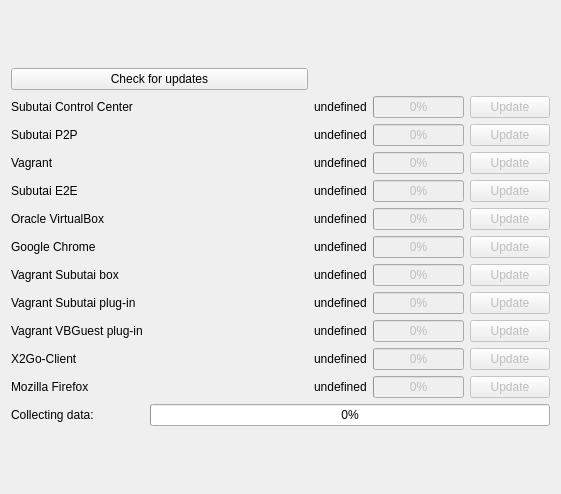
Old version of the form hub/forms/DlgAbout.ui in the repository subutai-io/control-center.
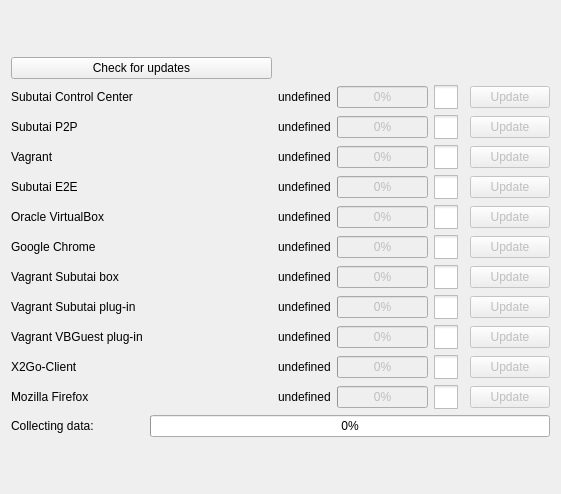
New version of the form. Icons and pictures are not drawn.

What changed in the file:
```diff
--- a/hub/forms/DlgAbout.ui
+++ b/hub/forms/DlgAbout.ui
@@ -10,6 +10,12 @@
     <height>494</height>
    </rect>
   </property>
+  <property name="sizePolicy">
+   <sizepolicy hsizetype="Preferred" vsizetype="Preferred">
+    <horstretch>2</horstretch>
+    <verstretch>0</verstretch>
+   </sizepolicy>
+  </property>
   <property name="windowTitle">
    <string>About subutai tray</string>
   </property>
@@ -42,16 +48,9 @@
       </layout>
      </item>
      <item row="0" column="0">
-      <layout class="QGridLayout" name="gl_components" rowstretch="2,0,0,0,0,0,0,0,0,0,0,0,0,0" columnstretch="1,0,0,0">
-       <item row="9" column="1">
-        <widget class="QLabel" name="lbl_subutai_box_version">
-         <property name="text">
-          <string>undefined</string>
-         </property>
-        </widget>
-       </item>
-       <item row="6" column="3">
-        <widget class="QPushButton" name="btn_subutai_e2e">
+      <layout class="QGridLayout" name="gl_components" rowstretch="2,0,0,0,0,0,0,0,0,0,0,0,0,0" columnstretch="1,0,0,0,0">
+       <item row="11" column="4">
+        <widget class="QPushButton" name="btn_vbguest_plugin_update">
          <property name="enabled">
           <bool>false</bool>
          </property>
@@ -60,57 +59,7 @@
          </property>
         </widget>
        </item>
-       <item row="4" column="3">
-        <widget class="QPushButton" name="btn_vagrant_update">
-         <property name="enabled">
-          <bool>false</bool>
-         </property>
-         <property name="text">
-          <string>Update</string>
-         </property>
-        </widget>
-       </item>
-       <item row="3" column="3">
-        <widget class="QPushButton" name="btn_p2p_update">
-         <property name="enabled">
-          <bool>false</bool>
-         </property>
-         <property name="text">
-          <string>Update</string>
-         </property>
-        </widget>
-       </item>
-       <item row="4" column="1">
-        <widget class="QLabel" name="lbl_vagrant_version_val">
-         <property name="text">
-          <string>undefined</string>
-         </property>
-        </widget>
-       </item>
-       <item row="1" column="3">
-        <widget class="QPushButton" name="btn_tray_update">
-         <property name="enabled">
-          <bool>false</bool>
-         </property>
-         <property name="text">
-          <string>Update</string>
-         </property>
-        </widget>
-       </item>
-       <item row="8" column="1">
-        <widget class="QLabel" name="lbl_chrome_version_val">
-         <property name="enabled">
-          <bool>true</bool>
-         </property>
-         <property name="text">
-          <string>undefined</string>
-         </property>
-         <property name="textInteractionFlags">
-          <set>Qt::LinksAccessibleByMouse</set>
-         </property>
-        </widget>
-       </item>
-       <item row="8" column="3">
+       <item row="8" column="4">
         <widget class="QPushButton" name="btn_chrome">
          <property name="enabled">
           <bool>false</bool>
@@ -120,13 +69,6 @@
          </property>
         </widget>
        </item>
-       <item row="6" column="0">
-        <widget class="QLabel" name="lbl_subutai_e2e">
-         <property name="text">
-          <string>Subutai E2E</string>
-         </property>
-        </widget>
-       </item>
        <item row="10" column="2">
         <widget class="QProgressBar" name="pb_subutai_plugin">
          <property name="enabled">
@@ -137,173 +79,13 @@
          </property>
         </widget>
        </item>
-       <item row="10" column="1">
-        <widget class="QLabel" name="lbl_subutai_plugin_version_val">
+       <item row="4" column="1">
+        <widget class="QLabel" name="lbl_vagrant_version_val">
          <property name="text">
           <string>undefined</string>
          </property>
         </widget>
        </item>
-       <item row="7" column="1">
-        <widget class="QLabel" name="lbl_oracle_virtualbox_version_val">
-         <property name="text">
-          <string>undefined</string>
-         </property>
-        </widget>
-       </item>
-       <item row="11" column="1">
-        <widget class="QLabel" name="lbl_vbguest_plugin_version_val">
-         <property name="text">
-          <string>undefined</string>
-         </property>
-        </widget>
-       </item>
-       <item row="7" column="0">
-        <widget class="QLabel" name="lbl_oracle_virtualbox_version">
-         <property name="text">
-          <string>Oracle VirtualBox</string>
-         </property>
-        </widget>
-       </item>
-       <item row="7" column="2">
-        <widget class="QProgressBar" name="pb_oracle_virtualbox">
-         <property name="enabled">
-          <bool>false</bool>
-         </property>
-         <property name="value">
-          <number>0</number>
-         </property>
-        </widget>
-       </item>
-       <item row="10" column="0">
-        <widget class="QLabel" name="lbl_subutai_plugin_version">
-         <property name="text">
-          <string>Vagrant Subutai plug-in</string>
-         </property>
-        </widget>
-       </item>
-       <item row="4" column="2">
-        <widget class="QProgressBar" name="pb_vagrant">
-         <property name="enabled">
-          <bool>false</bool>
-         </property>
-         <property name="value">
-          <number>0</number>
-         </property>
-        </widget>
-       </item>
-       <item row="13" column="1">
-        <widget class="QLabel" name="lbl_firefox_version_val">
-         <property name="text">
-          <string>undefined</string>
-         </property>
-        </widget>
-       </item>
-       <item row="11" column="2">
-        <widget class="QProgressBar" name="pb_vbguest_plugin">
-         <property name="enabled">
-          <bool>false</bool>
-         </property>
-         <property name="value">
-          <number>0</number>
-         </property>
-        </widget>
-       </item>
-       <item row="13" column="3">
-        <widget class="QPushButton" name="btn_firefox">
-         <property name="enabled">
-          <bool>false</bool>
-         </property>
-         <property name="text">
-          <string>Update</string>
-         </property>
-        </widget>
-       </item>
-       <item row="13" column="2">
-        <widget class="QProgressBar" name="pb_firefox">
-         <property name="enabled">
-          <bool>false</bool>
-         </property>
-         <property name="value">
-          <number>0</number>
-         </property>
-        </widget>
-       </item>
-       <item row="4" column="0">
-        <widget class="QLabel" name="lbl_vagrant_version">
-         <property name="text">
-          <string>Vagrant</string>
-         </property>
-        </widget>
-       </item>
-       <item row="13" column="0">
-        <widget class="QLabel" name="lbl_firefox">
-         <property name="text">
-          <string>Mozilla Firefox</string>
-         </property>
-        </widget>
-       </item>
-       <item row="11" column="3">
-        <widget class="QPushButton" name="btn_vbguest_plugin_update">
-         <property name="enabled">
-          <bool>false</bool>
-         </property>
-         <property name="text">
-          <string>Update</string>
-         </property>
-        </widget>
-       </item>
-       <item row="11" column="0">
-        <widget class="QLabel" name="lbl_vbguest_plugin_version">
-         <property name="text">
-          <string>Vagrant VBGuest plug-in</string>
-         </property>
-        </widget>
-       </item>
-       <item row="10" column="3">
-        <widget class="QPushButton" name="btn_subutai_plugin_update">
-         <property name="enabled">
-          <bool>false</bool>
-         </property>
-         <property name="text">
-          <string>Update</string>
-         </property>
-        </widget>
-       </item>
-       <item row="6" column="2">
-        <widget class="QProgressBar" name="pb_e2e">
-         <property name="enabled">
-          <bool>false</bool>
-         </property>
-         <property name="value">
-          <number>0</number>
-         </property>
-        </widget>
-       </item>
-       <item row="6" column="1">
-        <widget class="QLabel" name="lbl_subutai_e2e_val">
-         <property name="text">
-          <string>undefined</string>
-         </property>
-        </widget>
-       </item>
-       <item row="8" column="0">
-        <widget class="QLabel" name="lbl_chrome_version">
-         <property name="text">
-          <string>Google Chrome</string>
-         </property>
-        </widget>
-       </item>
-       <item row="7" column="3">
-        <widget class="QPushButton" name="btn_oracle_virtualbox_update">
-         <property name="enabled">
-          <bool>false</bool>
-         </property>
-         <property name="text">
-          <string>Update</string>
-         </property>
-        </widget>
-       </item>
        <item row="8" column="2">
         <widget class="QProgressBar" name="pb_chrome">
          <property name="enabled">
@@ -321,30 +103,37 @@
          </property>
         </widget>
        </item>
-       <item row="1" column="2">
-        <widget class="QProgressBar" name="pb_tray">
+       <item row="3" column="4">
+        <widget class="QPushButton" name="btn_p2p_update">
          <property name="enabled">
           <bool>false</bool>
          </property>
-         <property name="value">
-          <number>0</number>
+         <property name="text">
+          <string>Update</string>
          </property>
         </widget>
        </item>
-       <item row="3" column="0">
-        <widget class="QLabel" name="lbl_p2p_version">
+       <item row="11" column="0">
+        <widget class="QLabel" name="lbl_vbguest_plugin_version">
          <property name="text">
-          <string>Subutai P2P</string>
+          <string>Vagrant VBGuest plug-in</string>
          </property>
         </widget>
        </item>
-       <item row="3" column="2">
-        <widget class="QProgressBar" name="pb_p2p">
+       <item row="9" column="1">
+        <widget class="QLabel" name="lbl_subutai_box_version">
+         <property name="text">
+          <string>undefined</string>
+         </property>
+        </widget>
+       </item>
+       <item row="9" column="4">
+        <widget class="QPushButton" name="btn_subutai_box">
          <property name="enabled">
           <bool>false</bool>
          </property>
-         <property name="value">
-          <number>0</number>
+         <property name="text">
+          <string>Update</string>
          </property>
         </widget>
        </item>
@@ -362,16 +151,6 @@
          </property>
         </widget>
        </item>
-       <item row="9" column="3">
-        <widget class="QPushButton" name="btn_subutai_box">
-         <property name="enabled">
-          <bool>false</bool>
-         </property>
-         <property name="text">
-          <string>Update</string>
-         </property>
-        </widget>
-       </item>
        <item row="0" column="0">
         <widget class="QPushButton" name="btn_recheck">
          <property name="sizePolicy">
@@ -385,8 +164,205 @@
          </property>
         </widget>
        </item>
-       <item row="9" column="2">
-        <widget class="QProgressBar" name="pb_subutai_box">
+       <item row="13" column="0">
+        <widget class="QLabel" name="lbl_firefox">
+         <property name="text">
+          <string>Mozilla Firefox</string>
+         </property>
+        </widget>
+       </item>
+       <item row="3" column="2">
+        <widget class="QProgressBar" name="pb_p2p">
+         <property name="enabled">
+          <bool>false</bool>
+         </property>
+         <property name="value">
+          <number>0</number>
+         </property>
+        </widget>
+       </item>
+       <item row="6" column="2">
+        <widget class="QProgressBar" name="pb_e2e">
+         <property name="enabled">
+          <bool>false</bool>
+         </property>
+         <property name="value">
+          <number>0</number>
+         </property>
+        </widget>
+       </item>
+       <item row="4" column="4">
+        <widget class="QPushButton" name="btn_vagrant_update">
+         <property name="enabled">
+          <bool>false</bool>
+         </property>
+         <property name="text">
+          <string>Update</string>
+         </property>
+        </widget>
+       </item>
+       <item row="7" column="0">
+        <widget class="QLabel" name="lbl_oracle_virtualbox_version">
+         <property name="text">
+          <string>Oracle VirtualBox</string>
+         </property>
+        </widget>
+       </item>
+       <item row="1" column="2">
+        <widget class="QProgressBar" name="pb_tray">
+         <property name="enabled">
+          <bool>false</bool>
+         </property>
+         <property name="value">
+          <number>0</number>
+         </property>
+        </widget>
+       </item>
+       <item row="11" column="1">
+        <widget class="QLabel" name="lbl_vbguest_plugin_version_val">
+         <property name="text">
+          <string>undefined</string>
+         </property>
+        </widget>
+       </item>
+       <item row="6" column="1">
+        <widget class="QLabel" name="lbl_subutai_e2e_val">
+         <property name="text">
+          <string>undefined</string>
+         </property>
+        </widget>
+       </item>
+       <item row="7" column="1">
+        <widget class="QLabel" name="lbl_oracle_virtualbox_version_val">
+         <property name="text">
+          <string>undefined</string>
+         </property>
+        </widget>
+       </item>
+       <item row="10" column="1">
+        <widget class="QLabel" name="lbl_subutai_plugin_version_val">
+         <property name="text">
+          <string>undefined</string>
+         </property>
+        </widget>
+       </item>
+       <item row="10" column="4">
+        <widget class="QPushButton" name="btn_subutai_plugin_update">
+         <property name="enabled">
+          <bool>false</bool>
+         </property>
+         <property name="text">
+          <string>Update</string>
+         </property>
+        </widget>
+       </item>
+       <item row="13" column="4">
+        <widget class="QPushButton" name="btn_firefox">
+         <property name="enabled">
+          <bool>false</bool>
+         </property>
+         <property name="text">
+          <string>Update</string>
+         </property>
+        </widget>
+       </item>
+       <item row="13" column="2">
+        <widget class="QProgressBar" name="pb_firefox">
+         <property name="enabled">
+          <bool>false</bool>
+         </property>
+         <property name="value">
+          <number>0</number>
+         </property>
+        </widget>
+       </item>
+       <item row="10" column="0">
+        <widget class="QLabel" name="lbl_subutai_plugin_version">
+         <property name="text">
+          <string>Vagrant Subutai plug-in</string>
+         </property>
+        </widget>
+       </item>
+       <item row="6" column="0">
+        <widget class="QLabel" name="lbl_subutai_e2e">
+         <property name="text">
+          <string>Subutai E2E</string>
+         </property>
+        </widget>
+       </item>
+       <item row="13" column="1">
+        <widget class="QLabel" name="lbl_firefox_version_val">
+         <property name="text">
+          <string>undefined</string>
+         </property>
+        </widget>
+       </item>
+       <item row="4" column="0">
+        <widget class="QLabel" name="lbl_vagrant_version">
+         <property name="text">
+          <string>Vagrant</string>
+         </property>
+        </widget>
+       </item>
+       <item row="8" column="0">
+        <widget class="QLabel" name="lbl_chrome_version">
+         <property name="text">
+          <string>Google Chrome</string>
+         </property>
+        </widget>
+       </item>
+       <item row="1" column="4">
+        <widget class="QPushButton" name="btn_tray_update">
+         <property name="enabled">
+          <bool>false</bool>
+         </property>
+         <property name="text">
+          <string>Update</string>
+         </property>
+        </widget>
+       </item>
+       <item row="8" column="1">
+        <widget class="QLabel" name="lbl_chrome_version_val">
+         <property name="enabled">
+          <bool>true</bool>
+         </property>
+         <property name="text">
+          <string>undefined</string>
+         </property>
+         <property name="textInteractionFlags">
+          <set>Qt::LinksAccessibleByMouse</set>
+         </property>
+        </widget>
+       </item>
+       <item row="7" column="4">
+        <widget class="QPushButton" name="btn_oracle_virtualbox_update">
+         <property name="enabled">
+          <bool>false</bool>
+         </property>
+         <property name="text">
+          <string>Update</string>
+         </property>
+        </widget>
+       </item>
+       <item row="6" column="4">
+        <widget class="QPushButton" name="btn_subutai_e2e">
+         <property name="enabled">
+          <bool>false</bool>
+         </property>
+         <property name="text">
+          <string>Update</string>
+         </property>
+        </widget>
+       </item>
+       <item row="12" column="1">
+        <widget class="QLabel" name="lbl_x2go_version_val">
+         <property name="text">
+          <string>undefined</string>
+         </property>
+        </widget>
+       </item>
+       <item row="12" column="2">
+        <widget class="QProgressBar" name="pb_x2go">
          <property name="enabled">
           <bool>false</bool>
          </property>
@@ -402,6 +378,36 @@
          </property>
         </widget>
        </item>
+       <item row="11" column="2">
+        <widget class="QProgressBar" name="pb_vbguest_plugin">
+         <property name="enabled">
+          <bool>false</bool>
+         </property>
+         <property name="value">
+          <number>0</number>
+         </property>
+        </widget>
+       </item>
+       <item row="4" column="2">
+        <widget class="QProgressBar" name="pb_vagrant">
+         <property name="enabled">
+          <bool>false</bool>
+         </property>
+         <property name="value">
+          <number>0</number>
+         </property>
+        </widget>
+       </item>
+       <item row="12" column="4">
+        <widget class="QPushButton" name="btn_x2go_update">
+         <property name="enabled">
+          <bool>false</bool>
+         </property>
+         <property name="text">
+          <string>Update</string>
+         </property>
+        </widget>
+       </item>
        <item row="12" column="0">
         <widget class="QLabel" name="lbl_x2go_version">
          <property name="text">
@@ -409,15 +415,18 @@
          </property>
         </widget>
        </item>
-       <item row="12" column="1">
-        <widget class="QLabel" name="lbl_x2go_version_val">
-         <property name="text">
-          <string>undefined</string>
+       <item row="7" column="2">
+        <widget class="QProgressBar" name="pb_oracle_virtualbox">
+         <property name="enabled">
+          <bool>false</bool>
          </property>
+         <property name="value">
+          <number>0</number>
+         </property>
         </widget>
        </item>
-       <item row="12" column="2">
-        <widget class="QProgressBar" name="pb_x2go">
+       <item row="9" column="2">
+        <widget class="QProgressBar" name="pb_subutai_box">
          <property name="enabled">
           <bool>false</bool>
          </property>
@@ -426,13 +435,387 @@
          </property>
         </widget>
        </item>
+       <item row="3" column="0">
+        <widget class="QLabel" name="lbl_p2p_version">
+         <property name="text">
+          <string>Subutai P2P</string>
+         </property>
+        </widget>
+       </item>
+       <item row="1" column="3">
+        <widget class="QCheckBox" name="cb_tray">
+         <property name="styleSheet">
+          <string notr="true">QCheckBox::indicator {
+     width: 24px;
+     height: 24px;
+ }
+
+  QCheckBox::indicator:checked
+  {
+    image: url(:/hub/check_box.png);
+  }
+  QCheckBox::indicator:unchecked
+  {
+    image: url(:/hub/check_box_outline.png);
+  }
+
+  QCheckBox::indicator:checked:pressed
+  {
+    image: url(:/hub/check_box.png);
+  }
+  QCheckBox::indicator:unchecked:pressed
+  {
+    image: url(:/hub/check_box.png);
+  }</string>
+         </property>
+         <property name="text">
+          <string/>
+         </property>
+         <property name="checkable">
+          <bool>true</bool>
+         </property>
+         <property name="checked">
+          <bool>false</bool>
+         </property>
+        </widget>
+       </item>
+       <item row="3" column="3">
+        <widget class="QCheckBox" name="cb_p2p">
+         <property name="styleSheet">
+          <string notr="true">QCheckBox::indicator {
+     width: 24px;
+     height: 24px;
+ }
+
+  QCheckBox::indicator:checked
+  {
+    image: url(:/hub/check_box.png);
+  }
+  QCheckBox::indicator:unchecked
+  {
+    image: url(:/hub/check_box_outline.png);
+  }
+
+  QCheckBox::indicator:checked:pressed
+  {
+    image: url(:/hub/check_box.png);
+  }
+  QCheckBox::indicator:unchecked:pressed
+  {
+    image: url(:/hub/check_box.png);
+  }</string>
+         </property>
+         <property name="text">
+          <string/>
+         </property>
+         <property name="checked">
+          <bool>false</bool>
+         </property>
+        </widget>
+       </item>
+       <item row="4" column="3">
+        <widget class="QCheckBox" name="cb_vagrant">
+         <property name="styleSheet">
+          <string notr="true">QCheckBox::indicator {
+     width: 24px;
+     height: 24px;
+ }
+
+  QCheckBox::indicator:checked
+  {
+    image: url(:/hub/check_box.png);
+  }
+  QCheckBox::indicator:unchecked
+  {
+    image: url(:/hub/check_box_outline.png);
+  }
+
+  QCheckBox::indicator:checked:pressed
+  {
+    image: url(:/hub/check_box.png);
+  }
+  QCheckBox::indicator:unchecked:pressed
+  {
+    image: url(:/hub/check_box.png);
+  }</string>
+         </property>
+         <property name="text">
+          <string/>
+         </property>
+         <property name="checked">
+          <bool>false</bool>
+         </property>
+        </widget>
+       </item>
+       <item row="6" column="3">
+        <widget class="QCheckBox" name="cb_subutai_e2e">
+         <property name="styleSheet">
+          <string notr="true">QCheckBox::indicator {
+     width: 24px;
+     height: 24px;
+ }
+
+  QCheckBox::indicator:checked
+  {
+    image: url(:/hub/check_box.png);
+  }
+  QCheckBox::indicator:unchecked
+  {
+    image: url(:/hub/check_box_outline.png);
+  }
+
+  QCheckBox::indicator:checked:pressed
+  {
+    image: url(:/hub/check_box.png);
+  }
+  QCheckBox::indicator:unchecked:pressed
+  {
+    image: url(:/hub/check_box.png);
+  }</string>
+         </property>
+         <property name="text">
+          <string/>
+         </property>
+         <property name="checked">
+          <bool>false</bool>
+         </property>
+        </widget>
+       </item>
+       <item row="7" column="3">
+        <widget class="QCheckBox" name="cb_oracle_virtualbox">
+         <property name="styleSheet">
+          <string notr="true">QCheckBox::indicator {
+     width: 24px;
+     height: 24px;
+ }
+
+  QCheckBox::indicator:checked
+  {
+    image: url(:/hub/check_box.png);
+  }
+  QCheckBox::indicator:unchecked
+  {
+    image: url(:/hub/check_box_outline.png);
+  }
+
+  QCheckBox::indicator:checked:pressed
+  {
+    image: url(:/hub/check_box.png);
+  }
+  QCheckBox::indicator:unchecked:pressed
+  {
+    image: url(:/hub/check_box.png);
+  }</string>
+         </property>
+         <property name="text">
+          <string/>
+         </property>
+         <property name="checked">
+          <bool>false</bool>
+         </property>
+        </widget>
+       </item>
+       <item row="8" column="3">
+        <widget class="QCheckBox" name="cb_chrome">
+         <property name="styleSheet">
+          <string notr="true">QCheckBox::indicator {
+     width: 24px;
+     height: 24px;
+ }
+
+  QCheckBox::indicator:checked
+  {
+    image: url(:/hub/check_box.png);
+  }
+  QCheckBox::indicator:unchecked
+  {
+    image: url(:/hub/check_box_outline.png);
+  }
+
+  QCheckBox::indicator:checked:pressed
+  {
+    image: url(:/hub/check_box.png);
+  }
+  QCheckBox::indicator:unchecked:pressed
+  {
+    image: url(:/hub/check_box.png);
+  }</string>
+         </property>
+         <property name="text">
+          <string/>
+         </property>
+         <property name="checked">
+          <bool>false</bool>
+         </property>
+        </widget>
+       </item>
+       <item row="9" column="3">
+        <widget class="QCheckBox" name="cb_vagrant_box">
+         <property name="styleSheet">
+          <string notr="true">QCheckBox::indicator {
+     width: 24px;
+     height: 24px;
+ }
+
+  QCheckBox::indicator:checked
+  {
+    image: url(:/hub/check_box.png);
+  }
+  QCheckBox::indicator:unchecked
+  {
+    image: url(:/hub/check_box_outline.png);
+  }
+
+  QCheckBox::indicator:checked:pressed
+  {
+    image: url(:/hub/check_box.png);
+  }
+  QCheckBox::indicator:unchecked:pressed
+  {
+    image: url(:/hub/check_box.png);
+  }</string>
+         </property>
+         <property name="text">
+          <string/>
+         </property>
+         <property name="checked">
+          <bool>false</bool>
+         </property>
+        </widget>
+       </item>
+       <item row="10" column="3">
+        <widget class="QCheckBox" name="cb_vagrant_subtuai_plugin">
+         <property name="styleSheet">
+          <string notr="true">QCheckBox::indicator {
+     width: 24px;
+     height: 24px;
+ }
+
+  QCheckBox::indicator:checked
+  {
+    image: url(:/hub/check_box.png);
+  }
+  QCheckBox::indicator:unchecked
+  {
+    image: url(:/hub/check_box_outline.png);
+  }
+
+  QCheckBox::indicator:checked:pressed
+  {
+    image: url(:/hub/check_box.png);
+  }
+  QCheckBox::indicator:unchecked:pressed
+  {
+    image: url(:/hub/check_box.png);
+  }</string>
+         </property>
+         <property name="text">
+          <string/>
+         </property>
+         <property name="checked">
+          <bool>false</bool>
+         </property>
+        </widget>
+       </item>
+       <item row="11" column="3">
+        <widget class="QCheckBox" name="cb_vagrant_vbguest_plugin">
+         <property name="styleSheet">
+          <string notr="true">QCheckBox::indicator {
+     width: 24px;
+     height: 24px;
+ }
+
+  QCheckBox::indicator:checked
+  {
+    image: url(:/hub/check_box.png);
+  }
+  QCheckBox::indicator:unchecked
+  {
+    image: url(:/hub/check_box_outline.png);
+  }
+
+  QCheckBox::indicator:checked:pressed
+  {
+    image: url(:/hub/check_box.png);
+  }
+  QCheckBox::indicator:unchecked:pressed
+  {
+    image: url(:/hub/check_box.png);
+  }</string>
+         </property>
+         <property name="text">
+          <string/>
+         </property>
+         <property name="checked">
+          <bool>false</bool>
+         </property>
+        </widget>
+       </item>
        <item row="12" column="3">
-        <widget class="QPushButton" name="btn_x2go_update">
-         <property name="enabled">
+        <widget class="QCheckBox" name="cb_x2goclient">
+         <property name="styleSheet">
+          <string notr="true">QCheckBox::indicator {
+     width: 24px;
+     height: 24px;
+ }
+
+  QCheckBox::indicator:checked
+  {
+    image: url(:/hub/check_box.png);
+  }
+  QCheckBox::indicator:unchecked
+  {
+    image: url(:/hub/check_box_outline.png);
+  }
+
+  QCheckBox::indicator:checked:pressed
+  {
+    image: url(:/hub/check_box.png);
+  }
+  QCheckBox::indicator:unchecked:pressed
+  {
+    image: url(:/hub/check_box.png);
+  }</string>
+         </property>
+         <property name="text">
+          <string/>
+         </property>
+         <property name="checked">
           <bool>false</bool>
          </property>
+        </widget>
+       </item>
+       <item row="13" column="3">
+        <widget class="QCheckBox" name="cb_firefox">
+         <property name="styleSheet">
+          <string notr="true">QCheckBox::indicator {
+     width: 24px;
+     height: 24px;
+ }
+
+  QCheckBox::indicator:checked
+  {
+    image: url(:/hub/check_box.png);
+  }
+  QCheckBox::indicator:unchecked
+  {
+    image: url(:/hub/check_box_outline.png);
+  }
+
+  QCheckBox::indicator:checked:pressed
+  {
+    image: url(:/hub/check_box.png);
+  }
+  QCheckBox::indicator:unchecked:pressed
+  {
+    image: url(:/hub/check_box.png);
+  }</string>
+         </property>
          <property name="text">
-          <string>Update</string>
+          <string/>
+         </property>
+         <property name="checked">
+          <bool>false</bool>
          </property>
         </widget>
        </item>
```
Left out of the diff: 1 changed line with no effect on the pictures.
